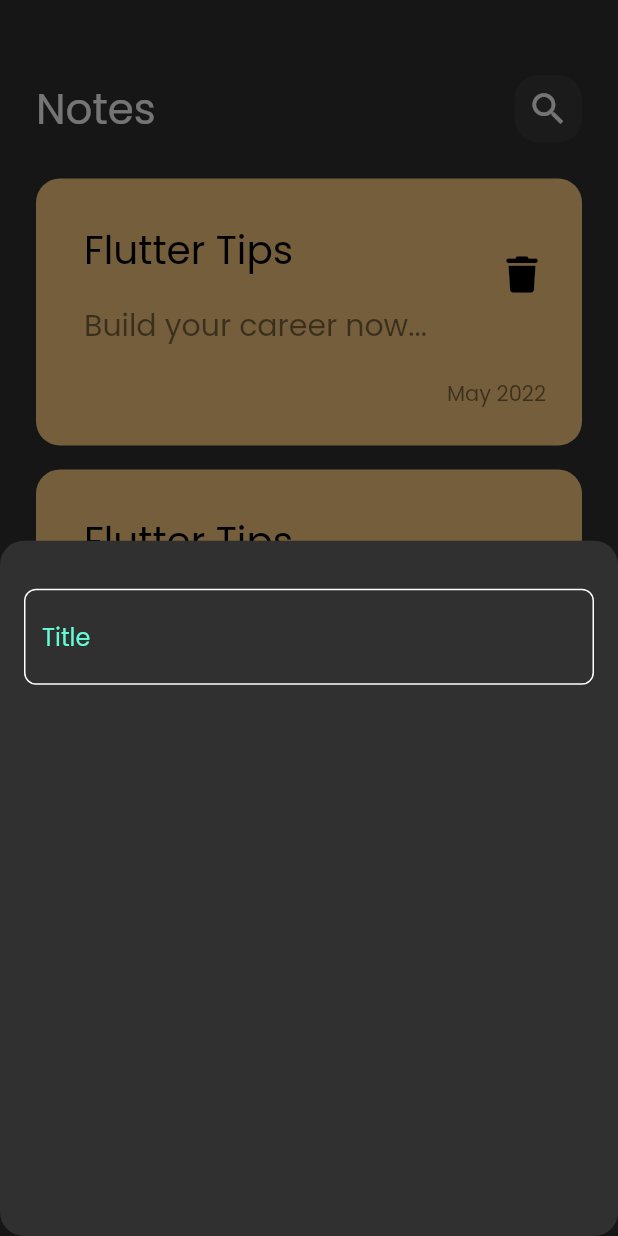
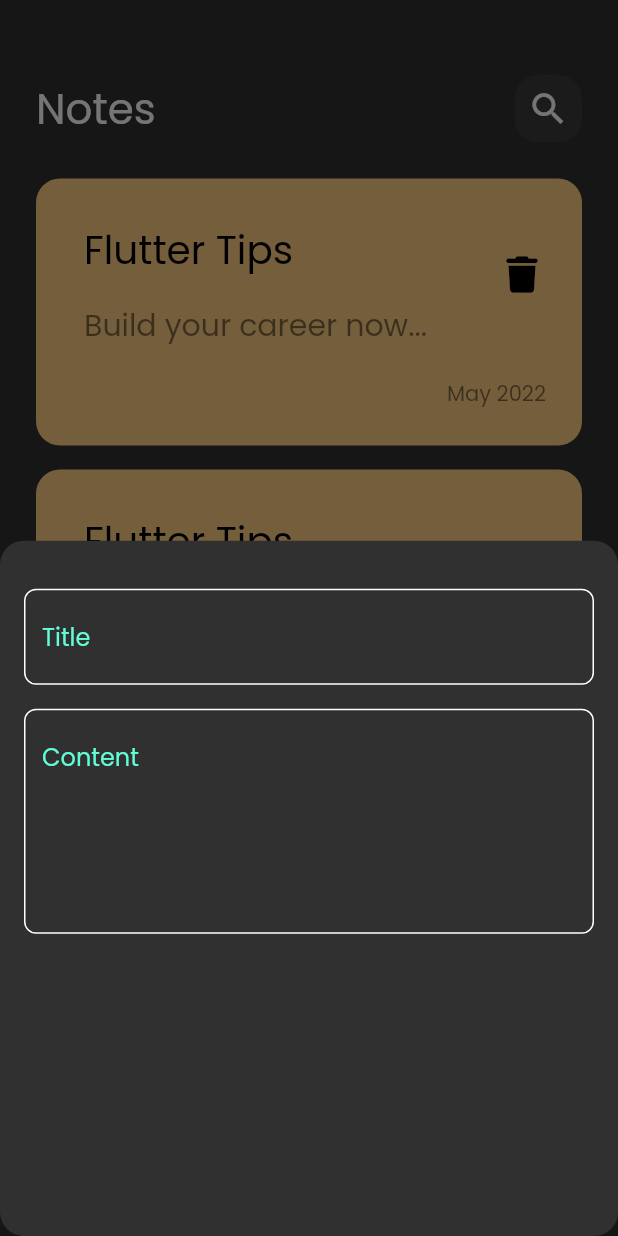
Before and after one commit to YoussefM50/notes_app_hive, a Flutter app: the screen it shows after launch, after a tap on the "add" icon, on a phone screen of 412 x 824 dp. Run offline on Flutter 3.47's test engine with Material 2 defaults, Android fonts, the phone set to English and light mode, and no system bars; our stand-ins replace font_awesome_flutter.

Commit message:
add fields to notes bottom field

```diff
--- a/lib/views/widgets/add_bottom_model_sheet.dart
+++ b/lib/views/widgets/add_bottom_model_sheet.dart
@@ -13,7 +13,16 @@ class AddBottomModelSheet extends StatelessWidget {
           SizedBox(
             height: 32,
           ),
-          CustomTextField()
+          CustomTextField(
+            title: 'Title',
+          ),
+          SizedBox(
+            height: 16,
+          ),
+          CustomTextField(
+            title: 'Content',
+            maxlines: 5,
+          )
         ],
       ),
     );
--- a/lib/views/widgets/custom_text_fielsd.dart
+++ b/lib/views/widgets/custom_text_fielsd.dart
@@ -2,14 +2,17 @@ import 'package:flutter/material.dart';
 import 'package:notes_app_hive/constants.dart';
 
 class CustomTextField extends StatelessWidget {
-  const CustomTextField({super.key});
+  const CustomTextField({super.key, required this.title, this.maxlines =1});
 
+  final String title;
+  final int maxlines;
   @override
   Widget build(BuildContext context) {
     return TextField(
+      maxLines: maxlines,
       cursorColor: kPrimaryColor,
       decoration: InputDecoration(
-          hintText: 'Title',
+          hintText: title,
           hintStyle: const TextStyle(color: kPrimaryColor),
           border: buildborder(),
           enabledBorder: buildborder(),
```
